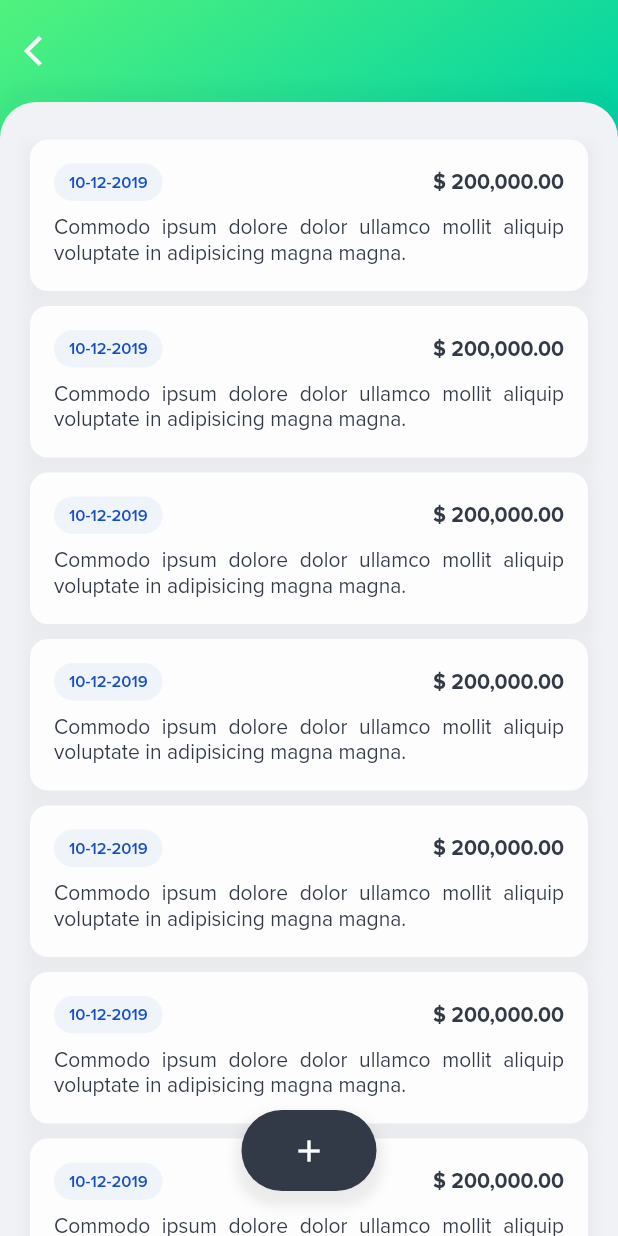
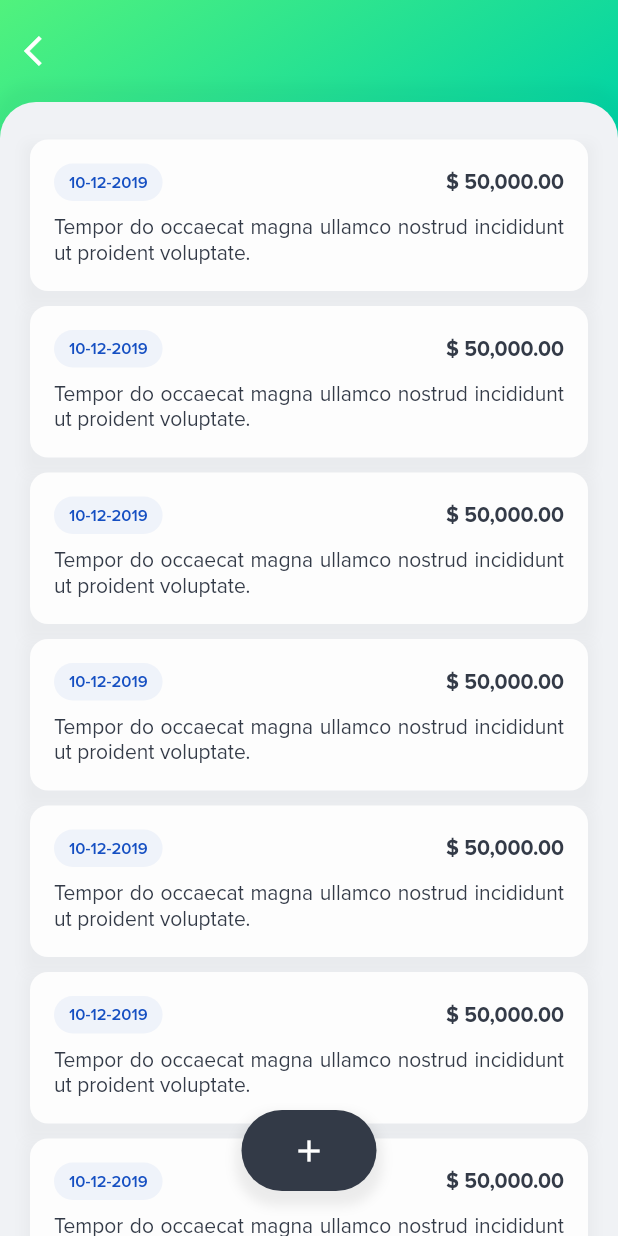
Before and after one commit to fabirt/debts-app, a Flutter app: the DebtorDebtsPage screen opened directly with empty values, on a phone screen of 412 x 824 dp. Run offline on Flutter 3.47's test engine with Material 2 defaults, Android fonts, the phone set to English and light mode, and no system bars; our stand-ins replace rxdart, sqflite; accounts and stored records are empty.

```diff
--- /dev/null
+++ b/lib/src/models/debt.dart
@@ -0,0 +1,33 @@
+//
+class Debt {
+  int id;
+  String date;
+  double value;
+  String description;
+
+  Debt({
+    this.id,
+    this.date,
+    this.description,
+    this.value = 0.0
+  });
+
+  factory Debt.fromJson(Map<String, dynamic> json) {
+    return Debt(
+      id: json['id'],
+      date: json['date'],
+      value: json['value'],
+      description: json['description'],
+    );
+  }
+
+  Map<String, dynamic> toJson() {
+    return {
+      'id': id,
+      'date': date,
+      'value': value,
+      'description': description,
+    };
+  }
+
+}
--- a/lib/src/models/index.dart
+++ b/lib/src/models/index.dart
@@ -1 +1,2 @@
 export 'package:debts_app/src/models/debtor.dart';
+export 'package:debts_app/src/models/debt.dart';
--- a/lib/src/pages/debtor_debts/debtor_debts_page.dart
+++ b/lib/src/pages/debtor_debts/debtor_debts_page.dart
@@ -45,7 +45,9 @@ class DebtorDebtsPage extends StatelessWidget {
       itemCount: 10,
       padding: EdgeInsets.only(bottom: 110.0, top: 20.0),
       itemBuilder: (BuildContext context, int i) {
-        return DebtCard();
+        return DebtCard(
+          debt: Debt(date: '10-12-2019', value: 50000, description: 'Tempor do occaecat magna ullamco nostrud incididunt ut proident voluptate.'),
+        );
       },
     );
   }
--- a/lib/src/pages/debtor_debts/widgets/debt_card.dart
+++ b/lib/src/pages/debtor_debts/widgets/debt_card.dart
@@ -3,9 +3,9 @@ import 'package:debts_app/src/models/index.dart';
 import 'package:debts_app/src/utils/index.dart' as utils;
 
 class DebtCard extends StatelessWidget {
+  final Debt debt;
 
-
-  DebtCard();
+  DebtCard({this.debt});
 
   void _onTap() {
   }
@@ -44,7 +44,7 @@ class DebtCard extends StatelessWidget {
           _buildRow(),
           SizedBox(height: 10.0,),
           Text(
-            'Commodo ipsum dolore dolor ullamco mollit aliquip voluptate in adipisicing magna magna.',
+            debt.description,
             textAlign: TextAlign.justify,
           ),
         ],
@@ -53,7 +53,7 @@ class DebtCard extends StatelessWidget {
   }
 
   Widget _buildRow() {
-    final value = utils.formatCurrency(200000);
+    final value = utils.formatCurrency(debt.value);
     return Row(
       children: <Widget>[
         _buildDate(),
@@ -76,7 +76,7 @@ class DebtCard extends StatelessWidget {
         borderRadius: BorderRadius.circular(20.0),
       ),
       child: Text(
-        '10-12-2019',
+        debt.date,
         style: TextStyle(
           fontSize: 11.0,
           fontWeight: FontWeight.w600,
```
